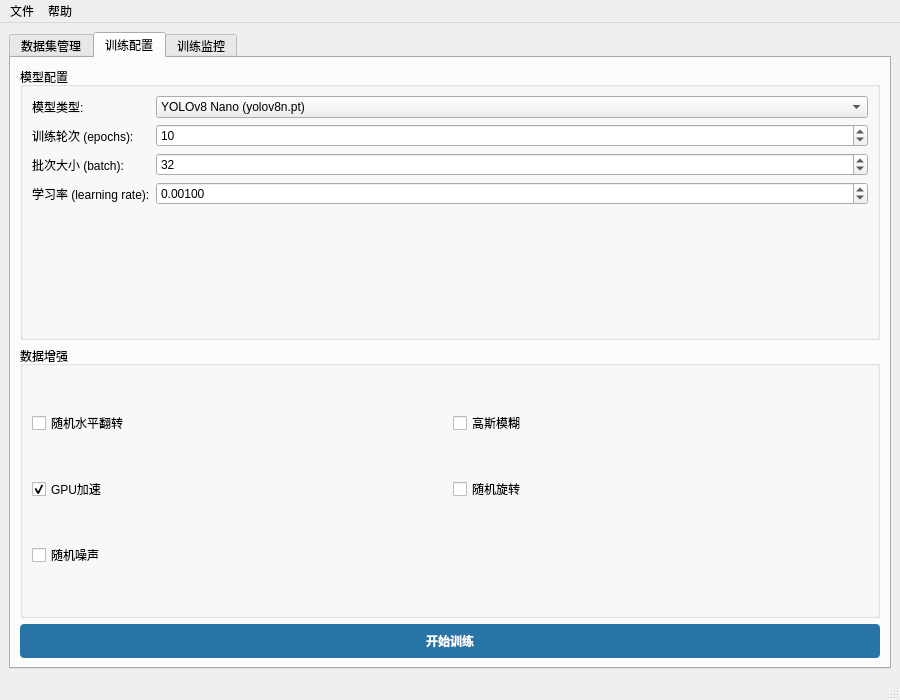
Above: yolo/Assets/UI/Train.ui from kimmkless/YoloDetector before the change. Below: the same form after it.
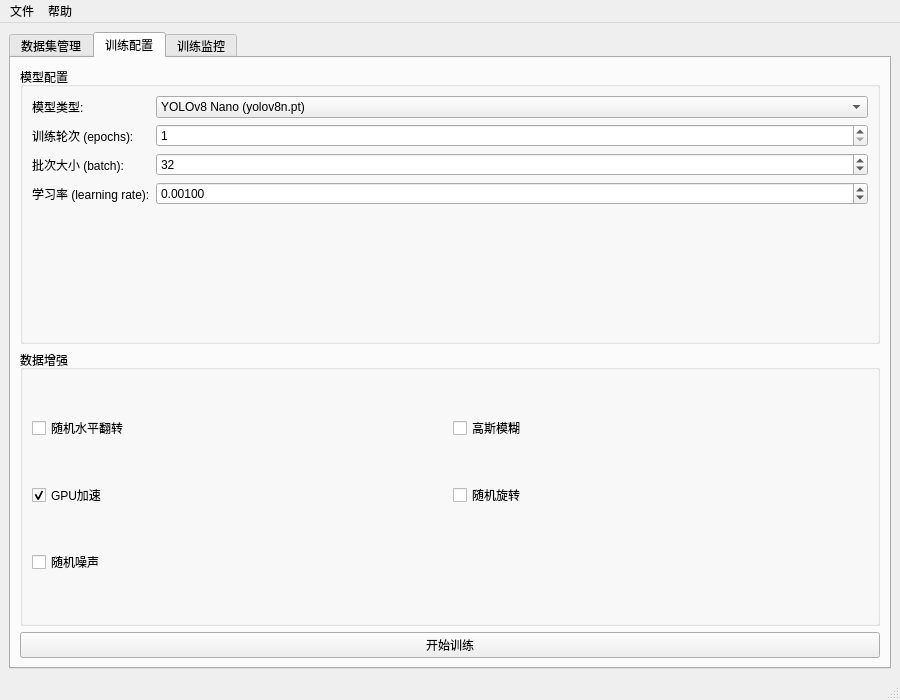
That is the form after the change. The open tabs and pages were chosen to show the change.

```diff
--- a/yolo/Assets/UI/Train.ui
+++ b/yolo/Assets/UI/Train.ui
@@ -192,7 +192,7 @@
               <number>1000</number>
              </property>
              <property name="value">
-              <number>10</number>
+              <number>1</number>
              </property>
             </widget>
            </item>
@@ -294,22 +294,6 @@
         </item>
         <item>
          <widget class="QPushButton" name="btnStartTraining">
-          <property name="styleSheet">
-           <string notr="true">QPushButton {
-    background-color: #2874a6;
-    color: white;
-    border: none;
-    padding: 8px;
-    border-radius: 4px;
-    font-weight: bold;
-}
-QPushButton:hover {
-    background-color: #1a5276;
-}
-QPushButton:pressed {
-    background-color: #154360;
-}</string>
-          </property>
           <property name="text">
            <string>开始训练</string>
           </property>
```
Left out of the diff: 15 changed lines with no effect on the pictures.
